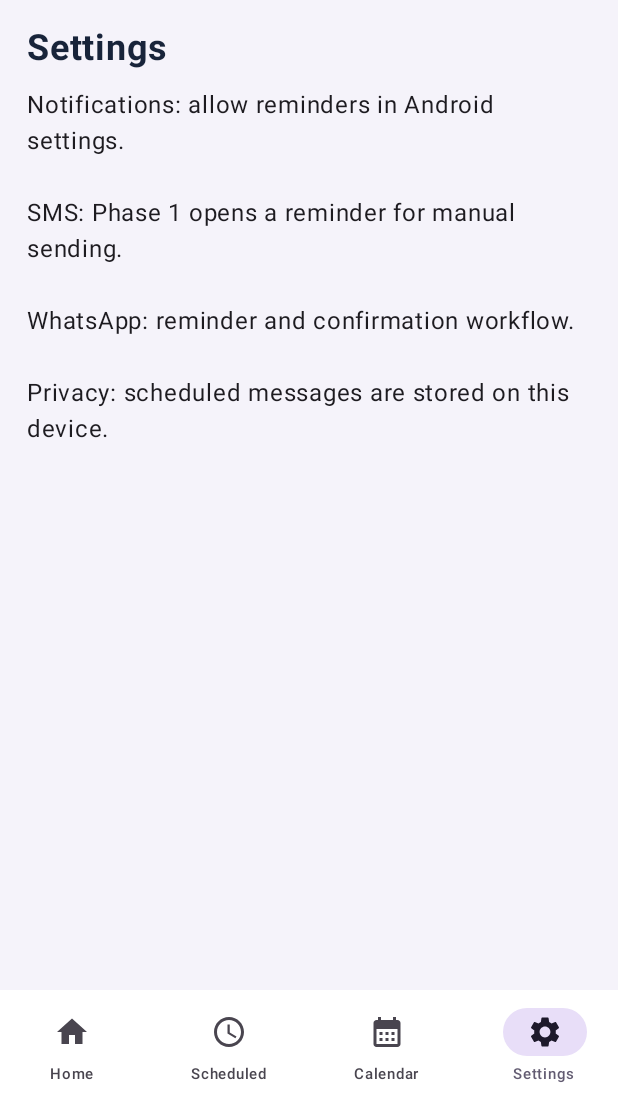
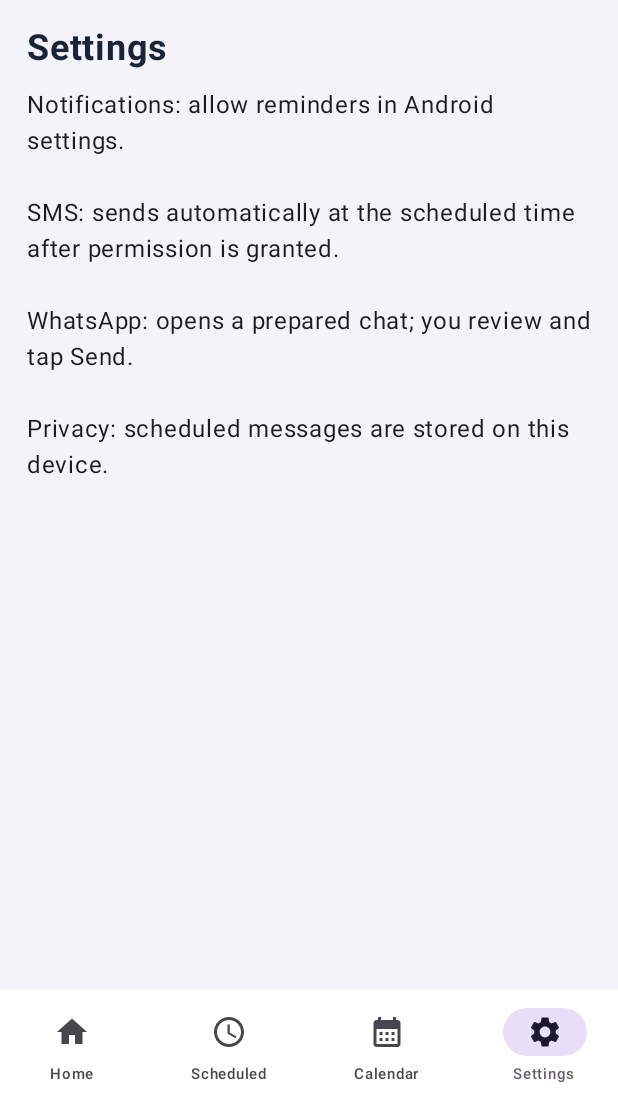
Before and after one commit to sdordzie/PassportStudio-SKD, an Android app built with Jetpack Compose: the screen it shows after launch (MainActivity), item 4 of the bottom bar chosen, on a phone screen of 412 x 824 dp, the part 126-1236 px from its top. Run offline under Robolectric (Android 15) with nearby library versions, the phone set to English and light mode, and no system bars; our stand-ins replace Room's generated code.

Commit message:
Clarify Phase 2 messaging behavior in the app

```diff
--- a/SAMMessageScheduler/app/src/main/java/com/bigsammy/sammessagescheduler/MainActivity.kt
+++ b/SAMMessageScheduler/app/src/main/java/com/bigsammy/sammessagescheduler/MainActivity.kt
@@ -268,8 +268,8 @@ private fun SchedulerScreen(
                     Text("Settings", fontSize = 24.sp, fontWeight = FontWeight.Bold, color = Navy)
                     listOf(
                         "Notifications: allow reminders in Android settings.",
-                        "SMS: Phase 1 opens a reminder for manual sending.",
-                        "WhatsApp: reminder and confirmation workflow.",
+                        "SMS: sends automatically at the scheduled time after permission is granted.",
+                        "WhatsApp: opens a prepared chat; you review and tap Send.",
                         "Privacy: scheduled messages are stored on this device."
                     ).forEach { setting ->
                         Text(setting, modifier = Modifier.fillMaxWidth().padding(vertical = 12.dp))
@@ -387,7 +387,7 @@ private fun Composer(
                 )
                 if (error.isNotBlank()) Text(error, color = Color.Red)
                 Text(
-                    "SAM will remind you to send the message. WhatsApp may require confirmation.",
+                    "SMS is submitted automatically with permission. WhatsApp opens a prepared chat for your final confirmation.",
                     fontSize = 11.sp,
                     color = Color.Gray
                 )
```
